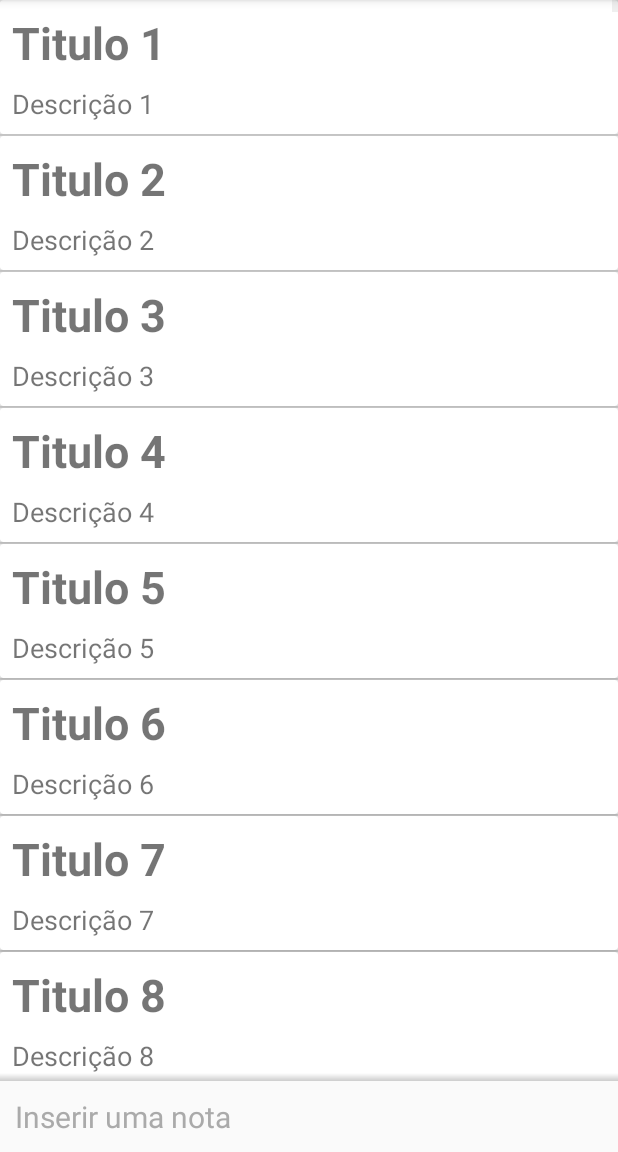
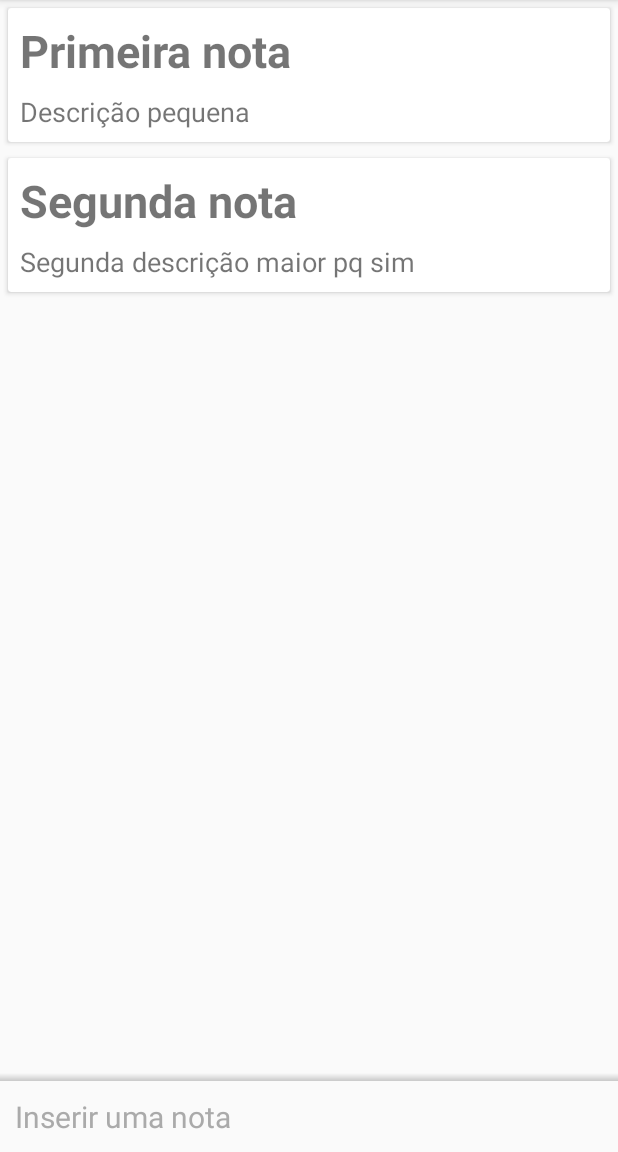
Before and after one commit to gabrieldarlan/recycler_view, an Android app: the ListaNotasctivity screen opened directly, with no data from a screen before it, on a phone screen of 412 x 824 dp, the part 84-1236 px from its top. Run offline under Robolectric (Android 15) with nearby library versions, the phone set to English and light mode, and no system bars.

Commit message:
cap 3 completo

```diff
--- a/app/build.gradle
+++ b/app/build.gradle
@@ -26,10 +26,11 @@ android {
 dependencies {
     implementation fileTree(dir: 'libs', include: ['*.jar'])
 
-    implementation 'androidx.appcompat:appcompat:1.0.2'
+    implementation 'androidx.appcompat:appcompat:1.1.0'
     implementation 'androidx.constraintlayout:constraintlayout:1.1.3'
-    testImplementation 'junit:junit:4.12'
+    testImplementation 'junit:junit:4.13'
     androidTestImplementation 'androidx.test.ext:junit:1.1.1'
     androidTestImplementation 'androidx.test.espresso:espresso-core:3.2.0'
     implementation 'androidx.cardview:cardview:1.0.0'
+    implementation 'androidx.recyclerview:recyclerview:1.2.0-alpha03'
 }
--- a/app/src/main/java/br/com/alura/ceep/ui/activity/ListaNotasctivity.java
+++ b/app/src/main/java/br/com/alura/ceep/ui/activity/ListaNotasctivity.java
@@ -1,33 +1,44 @@
 package br.com.alura.ceep.ui.activity;
 
+import android.os.Bundle;
+
 import androidx.appcompat.app.AppCompatActivity;
-
-import android.os.Bundle;
-import android.view.View;
-import android.widget.ListView;
+import androidx.recyclerview.widget.LinearLayoutManager;
+import androidx.recyclerview.widget.RecyclerView;
 
 import java.util.List;
 
 import br.com.alura.ceep.R;
 import br.com.alura.ceep.dao.NotaDAO;
 import br.com.alura.ceep.model.Nota;
-import br.com.alura.ceep.ui.adapter.ListaNotasAdapter;
+import br.com.alura.ceep.ui.recyclerview.adapter.ListaNotasAdapter;
 
 public class ListaNotasctivity extends AppCompatActivity {
+
+    public static final String TITULO_APPBAR = "Ceep";
 
     @Override
     protected void onCreate(Bundle savedInstanceState) {
         super.onCreate(savedInstanceState);
         setContentView(R.layout.activity_lista_notasctivity);
+        setTitle(TITULO_APPBAR);
+        List<Nota> todasNotas = notasDeExemplo();
+        configuraRecyclerView(todasNotas);
+    }
 
-        ListView listaNotas = findViewById(R.id.listView);
+    private List<Nota> notasDeExemplo() {
         NotaDAO dao = new NotaDAO();
-        for (int i = 1; i <= 10000; i++) {
-            dao.insere(new Nota("Titulo " + i, "Descrição " + i));
-        }
+        dao.insere(new Nota("Primeira nota","Descrição pequena"));
+        dao.insere(new Nota("Segunda nota","Segunda descrição maior pq sim"));
+        return dao.todos();
+    }
 
-        List<Nota> todasNotas = dao.todos();
+    private void configuraRecyclerView(List<Nota> todasNotas) {
+        RecyclerView listaNotas = findViewById(R.id.lista_notas_recyclerview);
+        configuraAdapter(todasNotas, listaNotas);
+    }
+
+    private void configuraAdapter(List<Nota> todasNotas, RecyclerView listaNotas) {
         listaNotas.setAdapter(new ListaNotasAdapter(this, todasNotas));
-
     }
 }
--- a/app/src/main/java/br/com/alura/ceep/ui/adapter/ListaNotasAdapter.java
+++ /dev/null
@@ -1,54 +0,0 @@
-package br.com.alura.ceep.ui.adapter;
-
-import android.content.Context;
-import android.view.LayoutInflater;
-import android.view.View;
-import android.view.ViewGroup;
-import android.widget.BaseAdapter;
-import android.widget.TextView;
-
-import java.util.List;
-
-import br.com.alura.ceep.R;
-import br.com.alura.ceep.model.Nota;
-
-public class ListaNotasAdapter extends BaseAdapter {
-
-    private final Context context;
-    private final List<Nota> notas;
-
-    public ListaNotasAdapter(Context context, List<Nota> notas) {
-        this.context = context;
-        this.notas = notas;
-    }
-
-    @Override
-    public int getCount() {
-        return notas.size();
-    }
-
-    @Override
-    public Nota getItem(int posicao) {
-        return notas.get(posicao);
-    }
-
-    @Override
-    public long getItemId(int i) {
-        return 0;
-    }
-
-    @Override
-    public View getView(int posicao, View view, ViewGroup viewGroup) {
-        View viewCriada = LayoutInflater.from(context)
-                .inflate(R.layout.item_nota, viewGroup, false);
-        Nota nota = notas.get(posicao);
-
-        TextView titulo = viewCriada.findViewById(R.id.item_nota_titulo);
-        titulo.setText(nota.getTitulo());
-
-        TextView descricao = viewCriada.findViewById(R.id.item_nota_descricao);
-        descricao.setText(nota.getDescricao());
-
-        return viewCriada;
-    }
-}
--- /dev/null
+++ b/app/src/main/java/br/com/alura/ceep/ui/recyclerview/adapter/ListaNotasAdapter.java
@@ -0,0 +1,67 @@
+package br.com.alura.ceep.ui.recyclerview.adapter;
+
+import android.content.Context;
+import android.view.LayoutInflater;
+import android.view.View;
+import android.view.ViewGroup;
+import android.widget.TextView;
+
+import androidx.annotation.NonNull;
+import androidx.recyclerview.widget.RecyclerView;
+
+import java.util.List;
+
+import br.com.alura.ceep.R;
+import br.com.alura.ceep.model.Nota;
+
+public class ListaNotasAdapter extends RecyclerView.Adapter<ListaNotasAdapter.NotaViewHolder> {
+
+    private final List<Nota> notas;
+    private final Context context;
+
+    public ListaNotasAdapter(Context context, List<Nota> notas) {
+        this.notas = notas;
+        this.context = context;
+    }
+
+    @NonNull
+    @Override
+    public ListaNotasAdapter.NotaViewHolder onCreateViewHolder(@NonNull ViewGroup parent,
+                                                               int viewType) {
+        View viewCriada = LayoutInflater.from(context)
+                .inflate(R.layout.item_nota, parent, false);
+        return new NotaViewHolder(viewCriada);
+    }
+
+    @Override
+    public void onBindViewHolder(@NonNull ListaNotasAdapter.NotaViewHolder holder, int position) {
+        Nota nota = notas.get(position);
+        holder.vincula(nota);
+    }
+
+    @Override
+    public int getItemCount() {
+        return notas.size();
+    }
+
+    class NotaViewHolder extends RecyclerView.ViewHolder {
+
+        private final TextView titulo;
+        private final TextView descricao;
+
+        public NotaViewHolder(@NonNull View itemView) {
+            super(itemView);
+            titulo = itemView.findViewById(R.id.item_nota_titulo);
+            descricao = itemView.findViewById(R.id.item_nota_descricao);
+        }
+
+        public void vincula(Nota nota) {
+            preencheCampos(nota);
+        }
+
+        private void preencheCampos(Nota nota) {
+            titulo.setText(nota.getTitulo());
+            descricao.setText(nota.getDescricao());
+        }
+    }
+}
--- a/app/src/main/res/layout/activity_lista_notasctivity.xml
+++ b/app/src/main/res/layout/activity_lista_notasctivity.xml
@@ -5,17 +5,20 @@
     android:layout_width="match_parent"
     android:layout_height="match_parent"
     tools:context=".ui.activity.ListaNotasctivity">
-    <ListView
-        android:id="@+id/listView"
+
+    <androidx.recyclerview.widget.RecyclerView
+        android:id="@+id/lista_notas_recyclerview"
         android:layout_width="0dp"
         android:layout_height="0dp"
+        app:layoutManager="androidx.recyclerview.widget.LinearLayoutManager"
         app:layout_constraintBottom_toTopOf="@id/lista_notas_insere_nota"
         app:layout_constraintEnd_toEndOf="parent"
         app:layout_constraintStart_toStartOf="parent"
         app:layout_constraintTop_toTopOf="parent"
         tools:listitem="@layout/item_nota" />
 
-    <View android:id="@+id/lista_notas_fundo_gradiente_inferior"
+    <View
+        android:id="@+id/lista_notas_fundo_gradiente_inferior"
         android:layout_width="0dp"
         android:layout_height="5dp"
         android:background="@drawable/fundo_gradiente_insere_nota"
```
